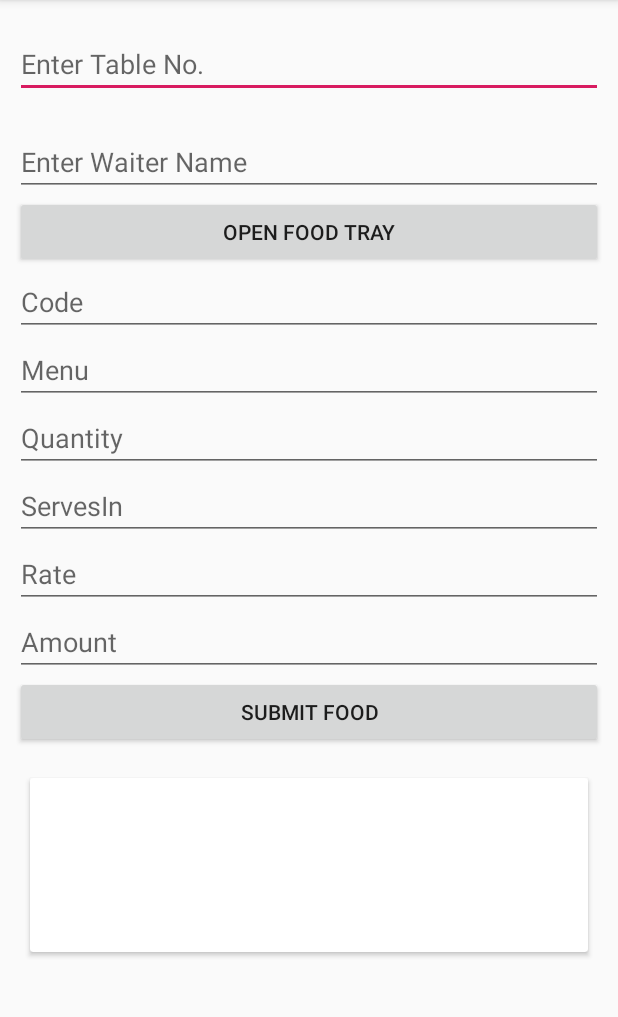
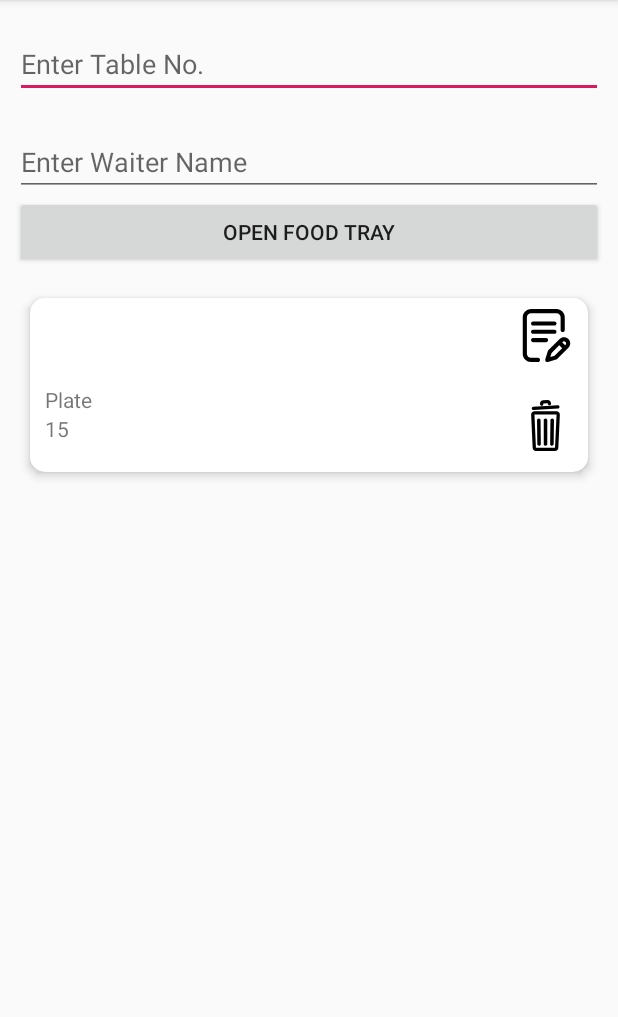
Before and after one commit to rockstarsantosh1994/RecyclerBillingDemo, an Android app: the screen it shows after launch (MainActivity), after a tap on "SUBMIT FOOD", on a phone screen of 412 x 824 dp, the part 84-1101 px from its top. Run offline under Robolectric (Android 15) with nearby library versions, the phone set to English and light mode, and no system bars; 1 other tap on this screen came first.

Commit message:
intial commit

```diff
--- a/app/src/main/java/com/example/recyclerbillingdemo/MainActivity.java
+++ b/app/src/main/java/com/example/recyclerbillingdemo/MainActivity.java
@@ -78,6 +78,9 @@ public class MainActivity extends AppCompatActivity implements View.OnClickListe
         btnSubmitFood.setOnClickListener(this);
 //        btnTakeOrder.setOnClickListener(this);
 
+        etServesIn.setText("Plate");
+        etRate.setText("15");
+
     }
 
 
@@ -94,14 +97,7 @@ public class MainActivity extends AppCompatActivity implements View.OnClickListe
             case R.id.btn_menu:
 
 
-                takeOrderModel.setCode(etCode.getText().toString());
-                takeOrderModel.setMenu(etMenu.getText().toString());
-                takeOrderModel.setQuantity(etQuantity.getText().toString());
-                takeOrderModel.setServesin(etServesIn.getText().toString());
-                takeOrderModel.setRate(etRate.getText().toString());
-                takeOrderModel.setAmount(etAmount.getText().toString());
-
-               // takeOrderModel=new TakeOrderModel("101","chapati","1","plate","150","1500");
+                takeOrderModel=new TakeOrderModel(etCode.getText().toString(),etMenu.getText().toString(),etQuantity.getText().toString(),etServesIn.getText().toString(),etRate.getText().toString(),etAmount.getText().toString());
 
                 takeOrderArrayList.add(takeOrderModel);
 
@@ -115,7 +111,15 @@ public class MainActivity extends AppCompatActivity implements View.OnClickListe
                  rvMenu.setLayoutManager(new LinearLayoutManager(getApplicationContext(), LinearLayoutManager.VERTICAL, false));
                  rvMenu.setAdapter(takeOrderRecyclerAdapter);
 
+                 ll_menu.setVisibility(View.GONE);
                  takeOrderRecyclerAdapter.notifyDataSetChanged();
+
+                 etCode.getText().clear();
+                 etMenu.getText().clear();
+                 etServesIn.getText().clear();
+                 etQuantity.getText().clear();
+                 etRate.getText().clear();
+                 etAmount.getText().clear();
 
                 break;
 
--- a/app/src/main/java/com/example/recyclerbillingdemo/adapter/TakeOrderRecyclerAdapter.java
+++ b/app/src/main/java/com/example/recyclerbillingdemo/adapter/TakeOrderRecyclerAdapter.java
@@ -5,6 +5,7 @@ import android.util.Log;
 import android.view.LayoutInflater;
 import android.view.View;
 import android.view.ViewGroup;
+import android.widget.ImageView;
 import android.widget.TextView;
 
 import androidx.annotation.NonNull;
@@ -37,13 +38,33 @@ public class TakeOrderRecyclerAdapter extends RecyclerView.Adapter<TakeOrderRecy
     }
 
     @Override
-    public void onBindViewHolder(@NonNull TakeOrderViewHolder holder, int position) {
-        holder.tvCode.setText(takeOrderArrayListModel.get(position).getCode());
-        holder.tvMenu.setText(takeOrderArrayListModel.get(position).getMenu());
-        holder.tvQuantity.setText(takeOrderArrayListModel.get(position).getQuantity());
-        holder.tvServesIn.setText(takeOrderArrayListModel.get(position).getServesin());
-        holder.tvRate.setText(takeOrderArrayListModel.get(position).getRate());
-        holder.tvAmount.setText(takeOrderArrayListModel.get(position).getAmount());
+    public void onBindViewHolder(@NonNull TakeOrderViewHolder holder, final int position) {
+
+        TakeOrderModel packageModel = takeOrderArrayListModel.get(position);
+
+        holder.tvCode.setText(packageModel.getCode());
+        holder.tvMenu.setText(packageModel.getMenu());
+        holder.tvQuantity.setText(packageModel.getQuantity());
+        holder.tvServesIn.setText(packageModel.getServesin());
+        holder.tvRate.setText(packageModel.getRate());
+        holder.tvAmount.setText(packageModel.getAmount());
+
+        holder.ivEditMenu.setOnClickListener(new View.OnClickListener() {
+            @Override
+            public void onClick(View v) {
+
+            }
+        });
+
+        holder.ivDeleteMenu.setOnClickListener(new View.OnClickListener() {
+            @Override
+            public void onClick(View v) {
+                takeOrderArrayListModel.remove(position);
+                notifyItemRemoved(position);
+                notifyItemRangeChanged(position, takeOrderArrayListModel.size());
+            }
+        });
+
 
         Log.e("mytag", "onBindViewHolder: "+takeOrderArrayListModel.size() );
     }
@@ -57,6 +78,8 @@ public class TakeOrderRecyclerAdapter extends RecyclerView.Adapter<TakeOrderRecy
 
         public TextView tvCode,tvMenu,tvQuantity,tvServesIn,tvRate,tvAmount;
 
+        public ImageView ivEditMenu,ivDeleteMenu;
+
         public TakeOrderViewHolder(@NonNull View itemView) {
 
             super(itemView);
@@ -66,6 +89,8 @@ public class TakeOrderRecyclerAdapter extends RecyclerView.Adapter<TakeOrderRecy
             tvServesIn=itemView.findViewById(R.id.tv_servesin);
             tvRate=itemView.findViewById(R.id.tv_rate);
             tvAmount=itemView.findViewById(R.id.tv_amount);
+            ivEditMenu=itemView.findViewById(R.id.iv_edit);
+            ivDeleteMenu=itemView.findViewById(R.id.iv_delete);
         }
     }
 }
--- /dev/null
+++ b/app/src/main/res/drawable/ic_recycle_bin.xml
@@ -0,0 +1,9 @@
+<vector android:height="34dp" android:viewportHeight="56.062"
+    android:viewportWidth="56.061" android:width="33.999393dp" xmlns:android="http://schemas.android.com/apk/res/android">
+    <path android:fillColor="#FF000000" android:pathData="M40.149,12.335H15.914c-2.02,0 -3.661,1.653 -3.661,3.694l1.653,36.37c0,2.021 1.644,3.662 3.662,3.662h20.926c2.021,0 3.662,-1.632 3.662,-3.63l1.653,-36.436C43.811,13.979 42.166,12.335 40.149,12.335zM38.492,52.447l-20.971,-0.078l-1.654,-36.372c0,-0.024 0.021,-0.046 0.047,-0.046l24.28,0.014L38.492,52.447z"/>
+    <path android:fillColor="#FF000000" android:pathData="M28.05,50.393c1.069,0 1.94,-0.87 1.94,-1.939V22.23c0,-1.068 -0.869,-1.938 -1.94,-1.938c-1.068,0 -1.938,0.87 -1.938,1.938v26.223C26.113,49.522 26.981,50.393 28.05,50.393z"/>
+    <path android:fillColor="#FF000000" android:pathData="M35.069,50.392h0.02c1.059,0 1.93,-0.859 1.941,-1.918l0.299,-26.22c0.006,-0.519 -0.189,-1.007 -0.553,-1.378c-0.364,-0.371 -0.846,-0.578 -1.387,-0.584c-1.06,0 -1.929,0.859 -1.939,1.917l-0.301,26.22C33.139,49.499 33.998,50.38 35.069,50.392z"/>
+    <path android:fillColor="#FF000000" android:pathData="M20.972,50.392h0.02c1.07,-0.013 1.931,-0.894 1.918,-1.963l-0.299,-26.22c-0.012,-1.058 -0.883,-1.917 -1.961,-1.917c-0.52,0.006 -1.004,0.213 -1.367,0.584c-0.362,0.371 -0.557,0.859 -0.551,1.378l0.299,26.22C19.042,49.532 19.914,50.392 20.972,50.392z"/>
+    <path android:fillColor="#FF000000" android:pathData="M14.707,10.91l27.086,-1.562c0.468,-0.026 0.896,-0.233 1.209,-0.585c0.312,-0.35 0.47,-0.8 0.438,-1.266c-0.053,-0.929 -0.819,-1.653 -1.75,-1.653L14.604,7.406c-0.467,0.026 -0.896,0.233 -1.207,0.585c-0.312,0.35 -0.471,0.8 -0.44,1.267C13.006,10.184 13.776,10.91 14.707,10.91zM14.707,10.396C14.707,10.396 14.707,10.397 14.707,10.396v0.014V10.396z"/>
+    <path android:fillColor="#FF000000" android:pathData="M23.854,6.294l0.104,-0.003c0.481,-0.027 0.926,-0.241 1.245,-0.603c0.322,-0.36 0.484,-0.824 0.455,-1.307l0.021,-0.49l4.833,-0.232l0.025,0.44c0.057,0.956 0.848,1.704 1.803,1.704L32.446,5.8c0.482,-0.028 0.926,-0.242 1.246,-0.603c0.322,-0.36 0.481,-0.825 0.455,-1.308l-0.025,-0.439c-0.115,-2.007 -1.848,-3.553 -3.865,-3.445L25.47,0.281c-2.017,0.115 -3.562,1.852 -3.443,3.866l0.025,0.441C22.106,5.546 22.897,6.294 23.854,6.294zM23.854,5.783L23.854,5.783v0.013V5.783z"/>
+</vector>
--- /dev/null
+++ b/app/src/main/res/drawable/ic_writing.xml
@@ -0,0 +1,8 @@
+<vector android:height="35dp" android:viewportHeight="512"
+    android:viewportWidth="512" android:width="35dp" xmlns:android="http://schemas.android.com/apk/res/android">
+    <path android:fillColor="#FF000000" android:pathData="M352.459,220c0,-11.046 -8.954,-20 -20,-20h-206c-11.046,0 -20,8.954 -20,20s8.954,20 20,20h206C343.505,240 352.459,231.046 352.459,220z"/>
+    <path android:fillColor="#FF000000" android:pathData="M126.459,280c-11.046,0 -20,8.954 -20,20c0,11.046 8.954,20 20,20H251.57c11.046,0 20,-8.954 20,-20c0,-11.046 -8.954,-20 -20,-20H126.459z"/>
+    <path android:fillColor="#FF000000" android:pathData="M173.459,472H106.57c-22.056,0 -40,-17.944 -40,-40V80c0,-22.056 17.944,-40 40,-40h245.889c22.056,0 40,17.944 40,40v123c0,11.046 8.954,20 20,20c11.046,0 20,-8.954 20,-20V80c0,-44.112 -35.888,-80 -80,-80H106.57c-44.112,0 -80,35.888 -80,80v352c0,44.112 35.888,80 80,80h66.889c11.046,0 20,-8.954 20,-20C193.459,480.954 184.505,472 173.459,472z"/>
+    <path android:fillColor="#FF000000" android:pathData="M467.884,289.572c-23.394,-23.394 -61.458,-23.395 -84.837,-0.016l-109.803,109.56c-2.332,2.327 -4.052,5.193 -5.01,8.345l-23.913,78.725c-2.12,6.98 -0.273,14.559 4.821,19.78c3.816,3.911 9,6.034 14.317,6.034c1.779,0 3.575,-0.238 5.338,-0.727l80.725,-22.361c3.322,-0.92 6.35,-2.683 8.79,-5.119l109.573,-109.367C491.279,351.032 491.279,312.968 467.884,289.572zM333.776,451.768l-40.612,11.25l11.885,-39.129l74.089,-73.925l28.29,28.29L333.776,451.768zM439.615,346.13l-3.875,3.867l-28.285,-28.285l3.862,-3.854c7.798,-7.798 20.486,-7.798 28.284,0C447.399,325.656 447.399,338.344 439.615,346.13z"/>
+    <path android:fillColor="#FF000000" android:pathData="M332.459,120h-206c-11.046,0 -20,8.954 -20,20s8.954,20 20,20h206c11.046,0 20,-8.954 20,-20S343.505,120 332.459,120z"/>
+</vector>
--- a/app/src/main/res/layout/custom_takeorder_row.xml
+++ b/app/src/main/res/layout/custom_takeorder_row.xml
@@ -2,19 +2,27 @@
 <androidx.cardview.widget.CardView xmlns:android="http://schemas.android.com/apk/res/android"
     android:layout_width="match_parent"
     android:layout_height="wrap_content"
+    xmlns:card_view="http://schemas.android.com/apk/res-auto"
     android:layout_marginRight="10dp"
     android:layout_marginLeft="10dp"
     android:layout_marginBottom="10dp"
-    android:layout_marginTop="10dp">
+    android:layout_marginTop="10dp"
+    card_view:cardBackgroundColor="#fff"
+    card_view:cardCornerRadius="10dp"
+    card_view:cardElevation="4dp"
+    android:layout_weight="2">
 
     <LinearLayout
         android:layout_width="match_parent"
         android:layout_height="match_parent"
-        android:orientation="vertical">
+        android:orientation="vertical"
+        android:paddingLeft="10dp"
+        >
         <TextView
             android:layout_width="wrap_content"
             android:layout_height="wrap_content"
             android:id="@+id/tv_code"
+
             android:text="code"/>
 
         <TextView
@@ -48,8 +56,34 @@
             android:text="Amount"/>
 
 
+    </LinearLayout>
+
+    <LinearLayout
+        android:layout_width="wrap_content"
+        android:layout_height="wrap_content"
+        android:orientation="vertical"
+        android:layout_gravity="right"
+        android:layout_marginRight="10dp">
+
+
+        <ImageView
+            android:layout_width="wrap_content"
+            android:layout_height="50dp"
+            android:id="@+id/iv_edit"
+            android:src="@drawable/ic_writing"
+            android:layout_marginBottom="10dp"
+            />
+
+
+        <ImageView
+            android:layout_width="wrap_content"
+            android:layout_height="50dp"
+            android:id="@+id/iv_delete"
+            android:src="@drawable/ic_recycle_bin"
+            />
 
     </LinearLayout>
 
 
+
 </androidx.cardview.widget.CardView>
```
